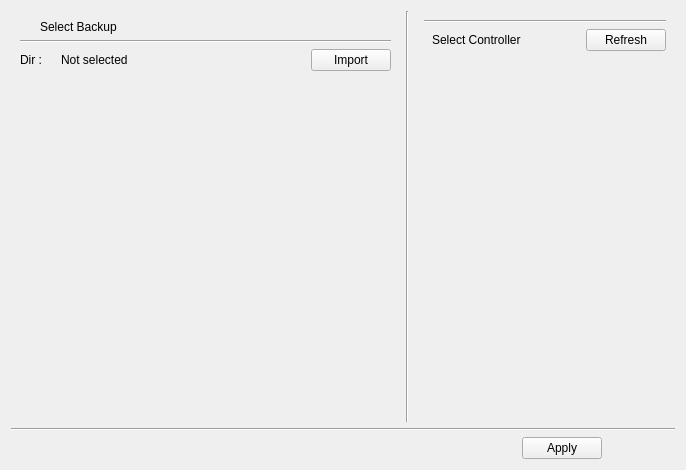
Old version of the form RoboEditor/src/ui/ApplyPage.ui in the repository LetsGoGTR/RoboEditor.
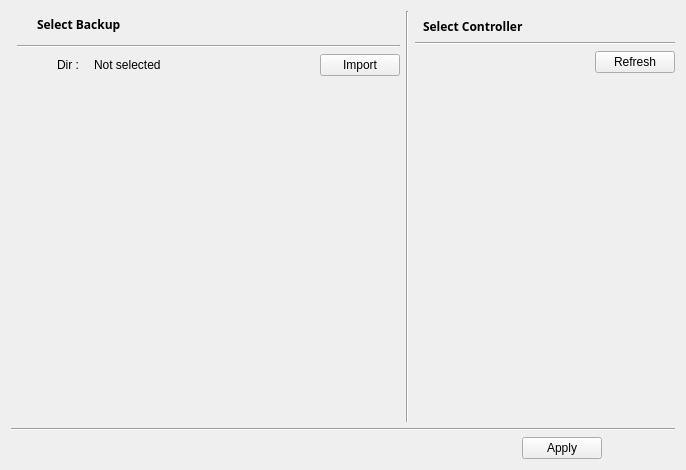
New version of the form.

Commit message: chore: 한글 -> 영어 수정 및 ui 수정

The edit to the form file:
```diff
--- a/RoboEditor/src/ui/ApplyPage.ui
+++ b/RoboEditor/src/ui/ApplyPage.ui
@@ -19,9 +19,12 @@
   <property name="windowTitle">
    <string>ApplyView</string>
   </property>
-  <layout class="QVBoxLayout" name="verticalLayout" stretch="10,1,0">
+  <layout class="QVBoxLayout" name="verticalLayout" stretch="1,1,0">
    <item>
     <layout class="QHBoxLayout" name="horizontalLayout" stretch="3,0,2">
+     <property name="spacing">
+      <number>6</number>
+     </property>
      <item>
       <widget class="QWidget" name="widget_2" native="true">
        <property name="sizePolicy">
@@ -31,20 +34,59 @@
         </sizepolicy>
        </property>
        <layout class="QVBoxLayout" name="verticalLayout_3">
+        <property name="leftMargin">
+         <number>0</number>
+        </property>
+        <property name="topMargin">
+         <number>0</number>
+        </property>
+        <property name="rightMargin">
+         <number>0</number>
+        </property>
+        <property name="bottomMargin">
+         <number>0</number>
+        </property>
         <item>
          <layout class="QVBoxLayout" name="leftLayout" stretch="0,0,0,10">
+          <property name="leftMargin">
+           <number>6</number>
+          </property>
+          <property name="topMargin">
+           <number>0</number>
+          </property>
           <item>
-           <widget class="QLabel" name="label_2">
-            <property name="styleSheet">
-             <string notr="true">font: 700 9pt &quot;맑은 고딕&quot;;</string>
+           <layout class="QHBoxLayout" name="horizontalLayout_3">
+            <property name="topMargin">
+             <number>5</number>
             </property>
-            <property name="text">
-             <string>Select Backup</string>
+            <property name="bottomMargin">
+             <number>6</number>
             </property>
-            <property name="indent">
-             <number>20</number>
-            </property>
-           </widget>
+            <item>
+             <widget class="QLabel" name="label_2">
+              <property name="font">
+               <font>
+                <family>맑은 고딕</family>
+                <pointsize>9</pointsize>
+                <italic>false</italic>
+                <bold>true</bold>
+               </font>
+              </property>
+              <property name="styleSheet">
+               <string notr="true">font: 700 9pt &quot;맑은 고딕&quot;;</string>
+              </property>
+              <property name="text">
+               <string>Select Backup</string>
+              </property>
+              <property name="margin">
+               <number>0</number>
+              </property>
+              <property name="indent">
+               <number>20</number>
+              </property>
+             </widget>
+            </item>
+           </layout>
           </item>
           <item>
            <widget class="Line" name="line_3">
@@ -54,7 +96,20 @@
            </widget>
           </item>
           <item>
-           <layout class="QHBoxLayout" name="horizontalLayout_5" stretch="1,7,1">
+           <layout class="QHBoxLayout" name="horizontalLayout_5" stretch="0,1,7,1">
+            <item>
+             <spacer name="horizontalSpacer_2">
+              <property name="orientation">
+               <enum>Qt::Orientation::Horizontal</enum>
+              </property>
+              <property name="sizeHint" stdset="0">
+               <size>
+                <width>40</width>
+                <height>20</height>
+               </size>
+              </property>
+             </spacer>
+            </item>
             <item>
              <widget class="QLabel" name="label_4">
               <property name="text">
@@ -108,19 +163,35 @@
         </sizepolicy>
        </property>
        <layout class="QVBoxLayout" name="verticalLayout_4">
+        <property name="leftMargin">
+         <number>0</number>
+        </property>
+        <property name="topMargin">
+         <number>0</number>
+        </property>
+        <property name="rightMargin">
+         <number>0</number>
+        </property>
+        <property name="bottomMargin">
+         <number>0</number>
+        </property>
         <item>
-         <layout class="QVBoxLayout" name="rightLayout" stretch="0,0,10">
+         <layout class="QVBoxLayout" name="rightLayout" stretch="0,0,0,10">
           <item>
-           <widget class="Line" name="line_4">
-            <property name="orientation">
-             <enum>Qt::Orientation::Horizontal</enum>
+           <layout class="QHBoxLayout" name="horizontalLayout_2" stretch="0,0">
+            <property name="topMargin">
+             <number>5</number>
             </property>
-           </widget>
-          </item>
-          <item>
-           <layout class="QHBoxLayout" name="horizontalLayout_2" stretch="0,0,0">
             <item>
              <widget class="QLabel" name="label">
+              <property name="font">
+               <font>
+                <family>맑은 고딕</family>
+                <pointsize>9</pointsize>
+                <italic>false</italic>
+                <bold>true</bold>
+               </font>
+              </property>
               <property name="layoutDirection">
                <enum>Qt::LayoutDirection::LeftToRight</enum>
               </property>
@@ -137,6 +208,30 @@
             </item>
             <item>
              <spacer name="horizontalSpacer_5">
+              <property name="orientation">
+               <enum>Qt::Orientation::Horizontal</enum>
+              </property>
+              <property name="sizeHint" stdset="0">
+               <size>
+                <width>40</width>
+                <height>20</height>
+               </size>
+              </property>
+             </spacer>
+            </item>
+           </layout>
+          </item>
+          <item>
+           <widget class="Line" name="line_4">
+            <property name="orientation">
+             <enum>Qt::Orientation::Horizontal</enum>
+            </property>
+           </widget>
+          </item>
+          <item>
+           <layout class="QHBoxLayout" name="horizontalLayout_7">
+            <item>
+             <spacer name="horizontalSpacer_3">
               <property name="orientation">
                <enum>Qt::Orientation::Horizontal</enum>
               </property>
```
The commit also changes 6 other files.
